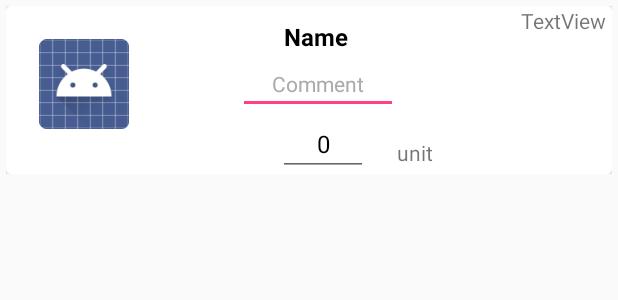
After one commit to joy369/Timer, an Android app: the layout cycle_action.xml on its own in the app's theme, with its tools: preview values and no code run, on a phone screen of 412 x 824 dp. The commit adds this screen. Shown: the top 300 px of the screen. Run offline under Robolectric (Android 15) with nearby library versions, the phone set to English and light mode, and no system bars.

Commit message:
"Decode timer setting"

```diff
--- a/app/src/main/java/group6/exercisetimer/ActionRecyclerAdapter.java
+++ b/app/src/main/java/group6/exercisetimer/ActionRecyclerAdapter.java
@@ -68,13 +68,13 @@ public class ActionRecyclerAdapter extends RecyclerView.Adapter<RecyclerView.Vie
 
         public CycleViewHolder(View itemView) {
             super(itemView);
-            title = (TextView) itemView.findViewById(R.id.d_action_name);
-            counter = (TextView) itemView.findViewById(R.id.d_action_counter);
-            action_unit = (TextView) itemView.findViewById(R.id.d_action_unit);
-            short_comment = (EditText) itemView.findViewById(R.id.d_action_comment);
-            second = (EditText) itemView.findViewById(R.id.d_action_time);
+            title = (TextView) itemView.findViewById(R.id.r_action_name);
+            counter = (TextView) itemView.findViewById(R.id.r_action_counter);
+            action_unit = (TextView) itemView.findViewById(R.id.r_action_unit);
+            short_comment = (EditText) itemView.findViewById(R.id.r_action_comment);
+            second = (EditText) itemView.findViewById(R.id.r_action_time);
 //            item_num = (EditText) itemView.findViewById(R.id.r_item_num);
-            action_figue = (ImageView) itemView.findViewById(R.id.d_action_image);
+            action_figue = (ImageView) itemView.findViewById(R.id.r_action_image);
         }
     }
 
@@ -123,7 +123,7 @@ public class ActionRecyclerAdapter extends RecyclerView.Adapter<RecyclerView.Vie
                 return unedit_viewHolder;
             case TYPE_REPEAT:
                 View cycle_itemView = LayoutInflater.from(parent.getContext())
-                        .inflate(R.layout.default_action, parent, false);
+                        .inflate(R.layout.cycle_action, parent, false);
                 CycleViewHolder cycle_viewHolder = new CycleViewHolder(cycle_itemView);
                 return cycle_viewHolder;
 
--- a/app/src/main/java/group6/exercisetimer/ActionSettingActivity.java
+++ b/app/src/main/java/group6/exercisetimer/ActionSettingActivity.java
@@ -259,19 +259,21 @@ public class ActionSettingActivity extends AppCompatActivity {
 //            Deal the repeat action
             if (current_list.get(i).getItemType() == TYPE_REPEAT) {
 //                Deal the input equals 0
-                if (current_list.get(i).getItemItemNum() == 0 || current_list.get(i).getItemTime() == 0) {
+                if (current_list.get(i).getItemTime() == 0) {
                 } else {
-//                    Deal the input of item numbers is bigger than biggest item number (Copy all previous item)
-                    int temp_decoded_list_len =0;
-                    if(current_list.get(i).getItemItemNum() >= i)
-                        temp_decoded_list_len = decoded_name.size();
-//                    Or if item number is smaller, just use it
-                    else
-                        temp_decoded_list_len = current_list.get(i).getItemItemNum();
-                    Log.e("temp_decoded_list_len ",String.valueOf(temp_decoded_list_len));
+                    List<String> temp_name = new ArrayList<String>(decoded_name);
+                    List<String> temp_time = new ArrayList<String>(decoded_time);
+                    List<String> temp_comment = new ArrayList<String>(decoded_comment);
+
+                    for (int repeat_count = 0; repeat_count < current_list.get(i).getItemTime(); repeat_count++) {
+                        decoded_name.addAll(temp_name);
+                        decoded_time.addAll(temp_time);
+                        decoded_comment.addAll(temp_comment);
+                    }
+
                 }
             } // End of deal repeat action
-//            The item is not repeat, simple!
+//            The item is not repeat
             else {
                 if (current_list.get(i).getItemTime() != 0) {
                     decoded_name.add(current_list.get(i).getItemName());
--- /dev/null
+++ b/app/src/main/res/layout/cycle_action.xml
@@ -0,0 +1,130 @@
+<?xml version="1.0" encoding="utf-8"?>
+<LinearLayout
+    android:orientation="vertical"
+    xmlns:android="http://schemas.android.com/apk/res/android"
+    xmlns:app="http://schemas.android.com/apk/res-auto"
+    xmlns:tools="http://schemas.android.com/tools"
+    android:layout_width="match_parent"
+    android:layout_height="120dp"
+    android:padding="4dp">
+
+    <android.support.v7.widget.CardView
+        android:id="@+id/default_action_card"
+        android:layout_width="match_parent"
+        android:layout_height="wrap_content"
+        android:foreground="?android:attr/selectableItemBackground"
+        app:cardCornerRadius="3dp"
+        app:cardElevation="8dp">
+
+        <android.support.constraint.ConstraintLayout
+            android:layout_width="match_parent"
+            android:layout_height="match_parent">
+
+            <ImageView
+                android:id="@+id/r_action_image"
+                android:layout_width="60dp"
+                android:layout_height="60dp"
+                android:layout_marginBottom="34dp"
+                android:layout_marginEnd="312dp"
+                android:layout_marginLeft="12dp"
+                android:layout_marginRight="312dp"
+                android:layout_marginStart="12dp"
+                android:layout_marginTop="26dp"
+                app:layout_constraintBottom_toBottomOf="parent"
+                app:layout_constraintEnd_toEndOf="parent"
+                app:layout_constraintStart_toStartOf="parent"
+                app:layout_constraintTop_toTopOf="parent"
+                app:srcCompat="@android:drawable/sym_def_app_icon" />
+
+            <TextView
+                android:id="@+id/r_action_name"
+                android:layout_width="wrap_content"
+                android:layout_height="wrap_content"
+                android:layout_marginBottom="77dp"
+                android:layout_marginEnd="168dp"
+                android:layout_marginLeft="95dp"
+                android:layout_marginRight="168dp"
+                android:layout_marginStart="95dp"
+                android:gravity="center"
+                android:textStyle="bold"
+                android:inputType="numberDecimal"
+                android:text="Name"
+                android:textColor="@android:color/black"
+                android:textSize="16sp"
+                app:layout_constraintBottom_toBottomOf="parent"
+                app:layout_constraintEnd_toEndOf="parent"
+                app:layout_constraintStart_toEndOf="@+id/r_action_image"
+                app:layout_constraintTop_toTopOf="parent"
+                app:layout_constraintVertical_bias="0.761" />
+
+            <EditText
+                android:id="@+id/r_action_comment"
+                android:layout_width="wrap_content"
+                android:layout_height="wrap_content"
+                android:layout_marginBottom="40dp"
+                android:layout_marginEnd="156dp"
+                android:layout_marginLeft="86dp"
+                android:layout_marginRight="156dp"
+                android:layout_marginStart="86dp"
+                android:gravity="center"
+                android:text="Comment"
+                android:maxLines="1"
+                android:hint="Add description"
+                android:textColor="@android:color/darker_gray"
+                android:textSize="14sp"
+                app:layout_constraintBottom_toBottomOf="parent"
+                app:layout_constraintEnd_toEndOf="parent"
+                app:layout_constraintStart_toEndOf="@+id/r_action_image"
+                app:layout_constraintTop_toBottomOf="@+id/r_action_name" />
+
+            <EditText
+                android:id="@+id/r_action_time"
+                android:layout_width="60dp"
+                android:layout_height="wrap_content"
+                android:gravity="center"
+                android:hint="10"
+                android:inputType="numberDecimal"
+                android:maxLength="2"
+                android:maxLines="1"
+                android:text="0"
+                android:textColor="@android:color/black"
+                android:textSize="16sp"
+                app:layout_constraintBottom_toBottomOf="parent"
+                app:layout_constraintEnd_toEndOf="parent"
+                app:layout_constraintHorizontal_bias="0.378"
+                app:layout_constraintStart_toEndOf="@+id/r_action_image"
+                app:layout_constraintTop_toBottomOf="@+id/r_action_comment" />
+
+            <TextView
+                android:id="@+id/r_action_unit"
+                android:layout_width="wrap_content"
+                android:layout_height="wrap_content"
+                android:layout_marginEnd="112dp"
+                android:layout_marginLeft="12dp"
+                android:layout_marginRight="112dp"
+                android:layout_marginStart="12dp"
+                android:layout_marginTop="12dp"
+                android:text="unit"
+                app:layout_constraintBottom_toBottomOf="parent"
+                app:layout_constraintEnd_toEndOf="parent"
+                app:layout_constraintStart_toEndOf="@+id/r_action_time"
+                app:layout_constraintTop_toBottomOf="@+id/r_action_comment" />
+
+            <TextView
+                android:id="@+id/r_action_counter"
+                android:layout_width="wrap_content"
+                android:layout_height="19dp"
+                android:layout_marginBottom="93dp"
+                android:layout_marginLeft="111dp"
+                android:layout_marginStart="111dp"
+                android:text="TextView"
+                app:layout_constraintBottom_toBottomOf="parent"
+                app:layout_constraintEnd_toEndOf="parent"
+                app:layout_constraintStart_toEndOf="@+id/r_action_name"
+                app:layout_constraintTop_toTopOf="parent" />
+
+        </android.support.constraint.ConstraintLayout>
+
+    </android.support.v7.widget.CardView>
+
+</LinearLayout>
```
